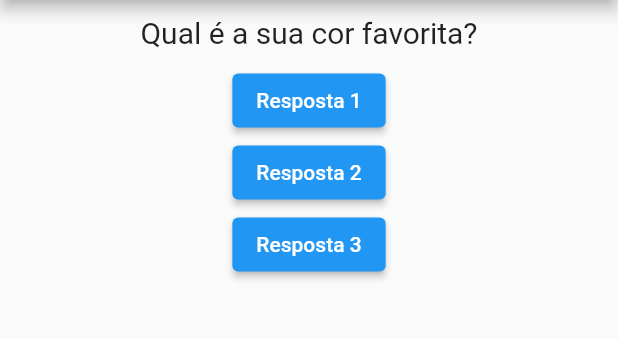
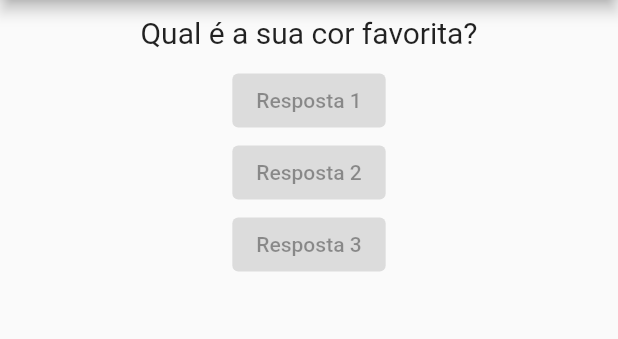
Before and after one commit to caique-dourado/projeto_perguntas, a Flutter app: the screen it shows after launch, on a phone screen of 412 x 824 dp, the part 84-423 px from its top. Run offline on Flutter 3.47's test engine with Material 2 defaults, Android fonts, the phone set to English and light mode, and no system bars.

Commit message:
feat: add a class Resposta a main 🚧

```diff
--- a/lib/main.dart
+++ b/lib/main.dart
@@ -1,5 +1,6 @@
 import 'package:flutter/material.dart';
 import 'package:projeto_perguntas/questao.dart';
+import 'package:projeto_perguntas/resposta.dart';
 
 main() => runApp(PerguntaApp());
 
@@ -27,11 +28,9 @@ class _PerguntaAppState extends State<PerguntaApp> {
       body: Column(
         children: <Widget>[
           Questao(perguntas[_perguntaSelecionada]),
-          ElevatedButton(
-              onPressed: _responder, child: const Text('Resposta 1')),
-          ElevatedButton(
-              onPressed: _responder, child: const Text('Resposta 2')),
-          ElevatedButton(onPressed: _responder, child: const Text('Resposta 3'))
+          const Resposta('Resposta 1'),
+          const Resposta('Resposta 2'),
+          const Resposta('Resposta 3'),
         ],
       ),
     ));
```
